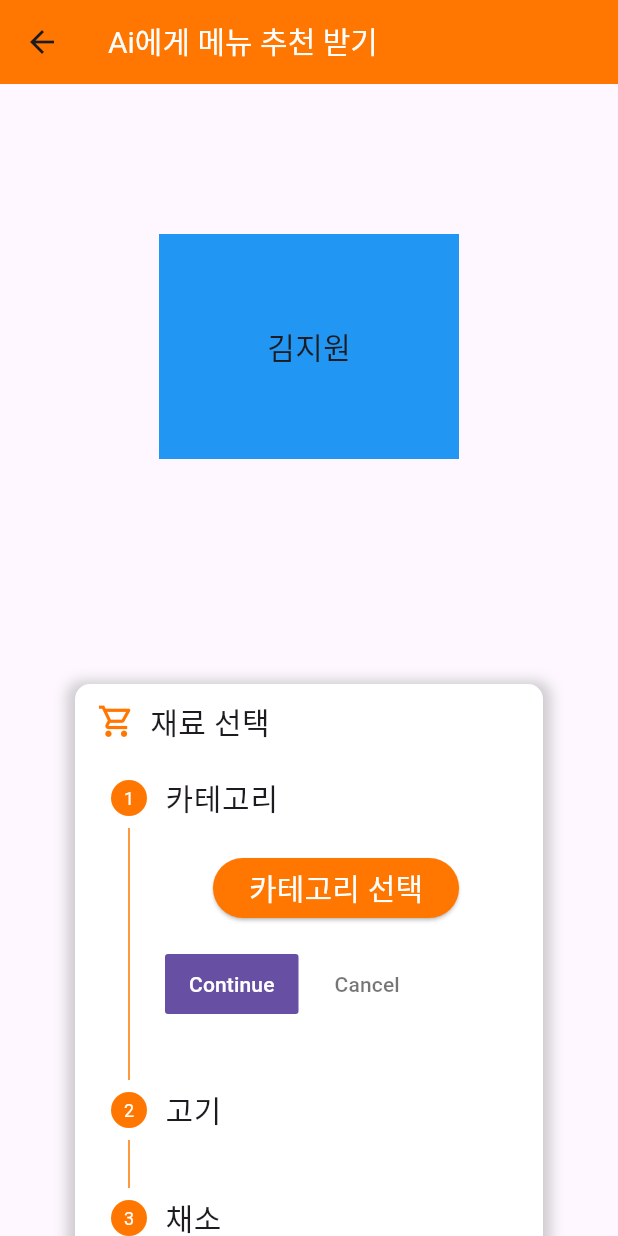
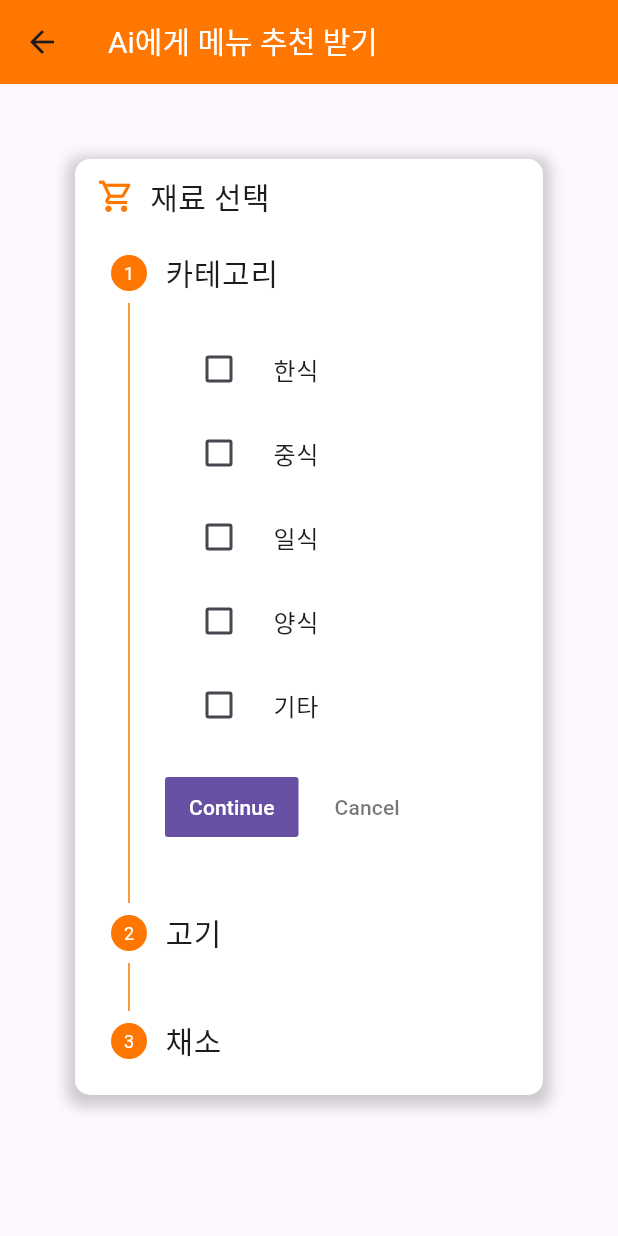
Before and after one commit to EN-SeoMinKim/PuppyAlert-Front-End, a Flutter app: the MenuRecommendHostScreen screen opened directly, on a phone screen of 412 x 824 dp. Run offline on Flutter 3.47's test engine with Material 3 defaults, Android fonts, the phone set to English and light mode, and no system bars; our stand-ins replace avatar_glow, flutter_dotenv, flutter_tts, permission_handler, speech_to_text; missing offline and left inert: flutter_naver_map, remedi_kopo.

Commit message:
Fix : dialog 구현한 것 삭제 후 stepper 안에 모든 checkbox 삽입,  사용자 입력값의 원활한 관리를 위해 RecommendMenuDTO 생성

```diff
--- /dev/null
+++ b/puppy_alert/lib/models/recommend_menu_dto.dart
@@ -0,0 +1,28 @@
+class RecommendMenuDTO {
+  late final List<String> _valueList;
+  late final String _title;
+  final List<bool> _isCheckedList = [];
+
+  RecommendMenuDTO(String title, List<String> valueList) {
+    _title = title;
+    _valueList = valueList;
+    _isCheckedList.addAll(List<bool>.filled(_valueList.length, false));
+  }
+
+  List<String> getCheckedStringList() {
+    List<String> result = [];
+
+    for (bool isChecked in _isCheckedList) {
+      if (isChecked) {
+        result.add(_valueList[_isCheckedList.indexOf(isChecked)]);
+      }
+    }
+    return result;
+  }
+
+  String get title => _title;
+
+  List<String> get valueList => _valueList;
+
+  List<bool> get isCheckedList => _isCheckedList;
+}
--- a/puppy_alert/lib/screens/host_screens/menu_recommend_host_screen.dart
+++ b/puppy_alert/lib/screens/host_screens/menu_recommend_host_screen.dart
@@ -1,6 +1,7 @@
 import 'package:flutter/material.dart';
-import 'package:puppy_alert/screens/host_screens/menu_detail_host_screen.dart';
-import 'package:puppy_alert/widgets/host_widgets/check_box_dialog_host_widget.dart';
+import 'package:puppy_alert/models/recommend_menu_dto.dart';
+
+import 'menu_detail_host_screen.dart';
 
 class MenuRecommendHostScreen extends StatefulWidget {
   const MenuRecommendHostScreen({super.key});
@@ -11,51 +12,36 @@ class MenuRecommendHostScreen extends StatefulWidget {
 }
 
 class _MenuRecommendHostScreenState extends State<MenuRecommendHostScreen> {
-  final Map<String, List<String>> _selectedOptionMap = {
-    '카테고리': ['한식', '중식', '일식', '양식', '기타'],
-    '고기': ['소고기', '돼지고기', '닭고기', '오리고기', '양고기', '기타'],
-    '채소': ['마늘', '양파', '당근', '감자', '대파', '토마토', '양배추', '버섯', '기타']
-  };
-  final List<CheckBoxDialogHostWidget> _checkBoxDialogList = [];
+  final RecommendMenuDTO _categoryDTO =
+      RecommendMenuDTO('카테고리', ['한식', '중식', '일식', '양식', '기타']);
+  final RecommendMenuDTO _meatDTO =
+      RecommendMenuDTO('고기', ['소고기', '돼지고기', '닭고기', '오리고기', '양고기', '기타']);
+  final RecommendMenuDTO _vegetableDTO = RecommendMenuDTO(
+      '채소', ['마늘', '양파', '당근', '감자', '대파', '토마토', '양배추', '버섯', '기타']);
   int _stepperIndex = 0;
 
-  @override
-  void dispose() {
-    _checkBoxDialogList.clear();
-    super.dispose();
-  }
+  Step _stepWidget(RecommendMenuDTO model) {
+    return Step(
+      title: Text(model.title, style: const TextStyle(fontSize: 20)),
+      content: SingleChildScrollView(
+        child: Column(
+          mainAxisSize: MainAxisSize.min,
+          children: model.valueList.map((value) {
+            int index = model.valueList.indexOf(value);
 
-  @override
-  void initState() {
-    super.initState();
-
-    _checkBoxDialogList.addAll(_selectedOptionMap.keys    // 똑같은 선택 버튼을 두번 누르면 navigator 오류 발생, 수정 필요
-        .map((key) => CheckBoxDialogHostWidget(
-              key: UniqueKey(),
-              title: key,
-              valueList: _selectedOptionMap[key]!,
-            ))
-        .toList());
-  }
-
-  Step _stepWidget(String value) {
-    return Step(
-      title: Text(value, style: const TextStyle(fontSize: 20)),
-      content: ElevatedButton(
-        style: ElevatedButton.styleFrom(
-          backgroundColor: const Color(0xffFF7700),
+            return CheckboxListTile(
+              title: Text(value),
+              activeColor: const Color(0xffFF7700),
+              controlAffinity: ListTileControlAffinity.leading,
+              value: model.isCheckedList[index],
+              onChanged: (bool? newValue) {
+                setState(() {
+                  model.isCheckedList[index] = newValue!;
+                });
+              },
+            );
+          }).toList(),
         ),
-        onPressed: () {
-          Navigator.push(
-            context,
-            MaterialPageRoute(
-              builder: (context) => _checkBoxDialogList[
-                  _selectedOptionMap.keys.toList().indexOf(value)],
-            ),
-          );
-        },
-        child: Text('$value 선택',
-            style: const TextStyle(fontSize: 20, color: Colors.white)),
       ),
     );
   }
@@ -65,9 +51,9 @@ class _MenuRecommendHostScreenState extends State<MenuRecommendHostScreen> {
       context,
       MaterialPageRoute(
         builder: (context) => MenuDetailHostScreen(
-          categoryList: _checkBoxDialogList[0].getSelectedValueList(),
-          meatList: _checkBoxDialogList[1].getSelectedValueList(),
-          vegetableList: _checkBoxDialogList[2].getSelectedValueList(),
+          categoryList: _categoryDTO.getCheckedStringList(),
+          meatList: _meatDTO.getCheckedStringList(),
+          vegetableList: _vegetableDTO.getCheckedStringList(),
         ),
       ),
     );
@@ -83,18 +69,6 @@ class _MenuRecommendHostScreenState extends State<MenuRecommendHostScreen> {
       body: SingleChildScrollView(
         child: Column(
           children: [
-            Padding(
-              padding: const EdgeInsets.all(100.0),
-              child: Center(
-                child: Container(
-                  width: 200,
-                  height: 150,
-                  color: Colors.blue,
-                  child: const Center(
-                      child: Text('김지원', style: TextStyle(fontSize: 20))),
-                ),
-              ),
-            ),
             Padding(
               padding: const EdgeInsets.all(50.0),
               child: Center(
@@ -158,9 +132,9 @@ class _MenuRecommendHostScreenState extends State<MenuRecommendHostScreen> {
                             });
                           },
                           steps: <Step>[
-                            _stepWidget('카테고리'),
-                            _stepWidget('고기'),
-                            _stepWidget('채소'),
+                            _stepWidget(_categoryDTO),
+                            _stepWidget(_meatDTO),
+                            _stepWidget(_vegetableDTO),
                           ],
                         ),
                       ),
```
Also changed, not shown: puppy_alert/lib/screens/host_screens/menu_detail_host_screen.dart (+34 -7 lines), puppy_alert/lib/widgets/host_widgets/check_box_dialog_host_widget.dart (deleted, +0 -72 lines).
